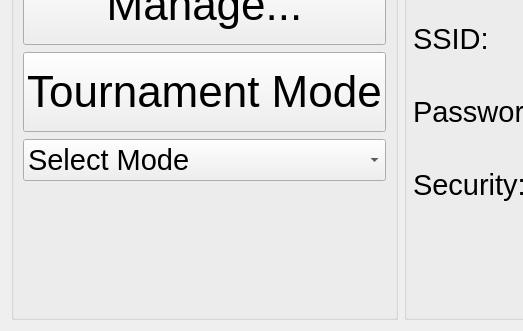
Above: ui/NetworkSettingsWidget.ui from kipr/botui before the change; both pictures show x 0 to 523 and y 149 to 480 of the 800 by 480 pixel window. Below: the same form after it.
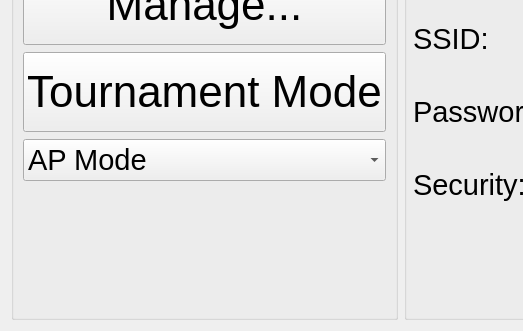
That is the form after the change. Icons and pictures are not drawn.

Commit message: Made default connection mode to AP instead of "Select Mode"

Diff of the .ui file:
```diff
--- a/ui/NetworkSettingsWidget.ui
+++ b/ui/NetworkSettingsWidget.ui
@@ -116,16 +116,14 @@
         <item>
          <widget class="QComboBox" name="connectionModeSelect">
           <property name="currentText">
-           <string extracomment="Connection Mode">Select Mode</string>
+           <string extracomment="Connection Mode">AP Mode</string>
+          </property>
+          <property name="currentIndex">
+           <number>0</number>
           </property>
           <property name="maxVisibleItems">
            <number>3</number>
           </property>
-          <item>
-           <property name="text">
-            <string>Select Mode</string>
-           </property>
-          </item>
           <item>
            <property name="text">
             <string>AP Mode</string>
```
Left out of the diff: 2 changed lines with no effect on the pictures. The commit also changes 2 other files.
